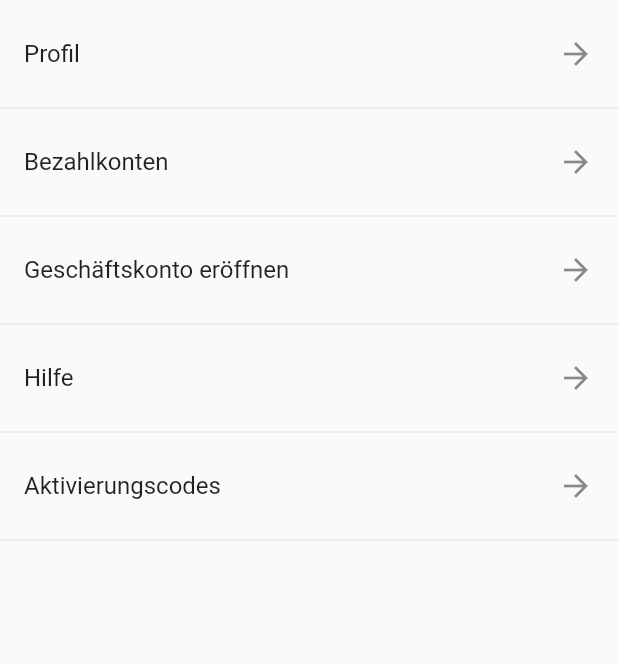
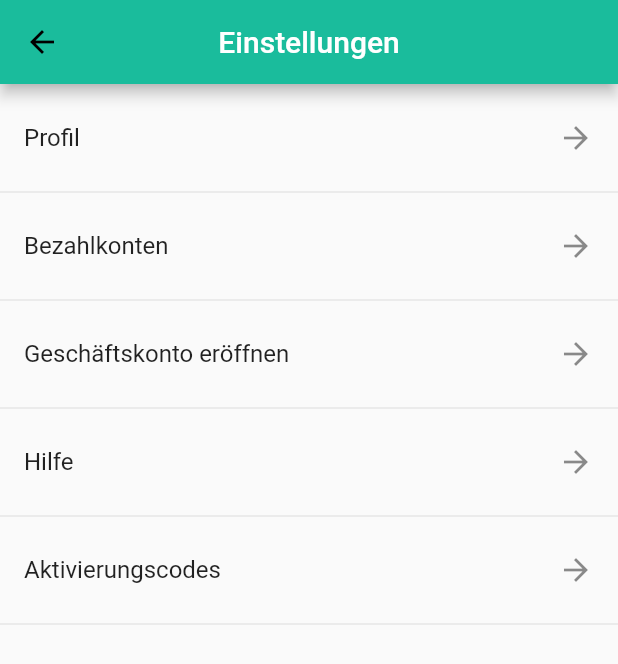
Before and after one commit to JanSchlte/gomobie_, a Flutter app: the Settings screen opened directly, on a phone screen of 412 x 824 dp. Shown: the top 664 px of the screen. Run offline on Flutter 3.47's test engine with Material 2 defaults, Android fonts, the phone set to English and light mode, and no system bars; our stand-ins replace cloud_firestore, firebase_auth; accounts and stored records are empty; generated files the repository leaves out were written again; Roboto replaces fonts that are missing (Metropolis).

Commit message:
move appbars into scaffolds

```diff
--- a/lib/pages/home/settings.dart
+++ b/lib/pages/home/settings.dart
@@ -3,7 +3,15 @@ import 'package:flutter/material.dart';
 class Settings extends StatelessWidget {
   @override
   Widget build(BuildContext context) {
-    return Column(
+    return Scaffold(
+      appBar: AppBar(
+        centerTitle: true,
+        title: Text(
+          'Einstellungen',
+          style: TextStyle(color: Colors.white),
+        ),
+      ),
+      body: Column(
         children: [
           SizedBox(height: 8),
           ListTile(
@@ -32,6 +40,7 @@ class Settings extends StatelessWidget {
           ),
           Divider(),
         ],
+      ),
     );
   }
 }
```
Also changed, not shown: lib/pages/home.dart (+0 -21 lines), lib/pages/home/groups.dart (+7 -0 lines). Lines whose indentation alone changed are shown as unchanged.
